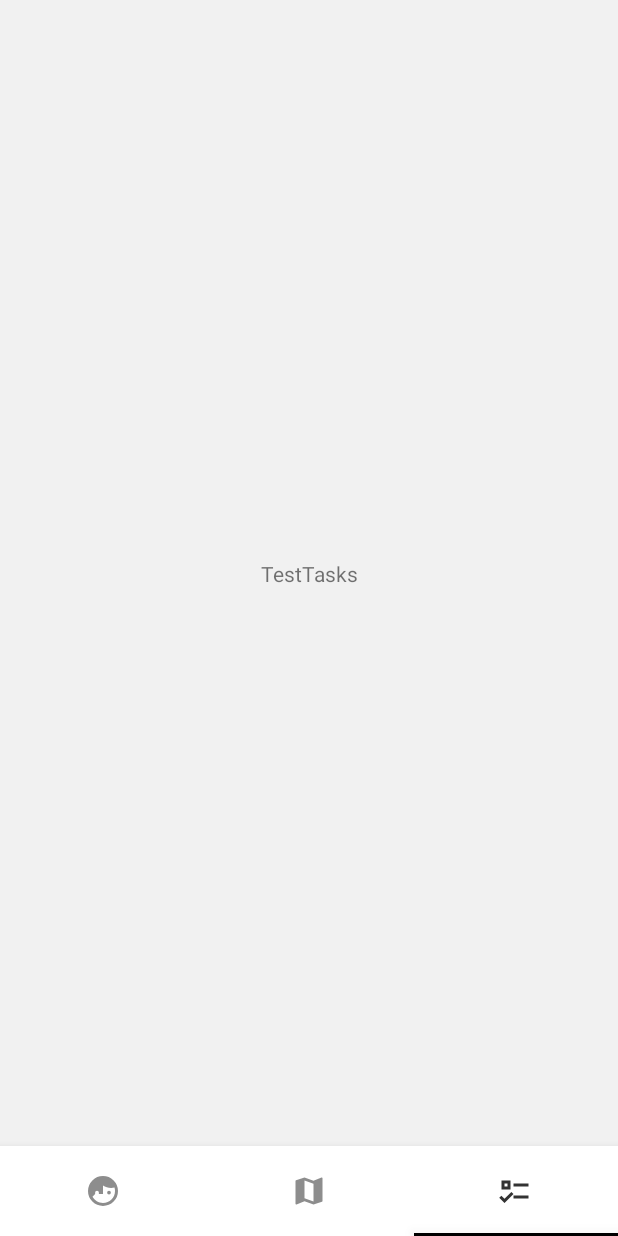
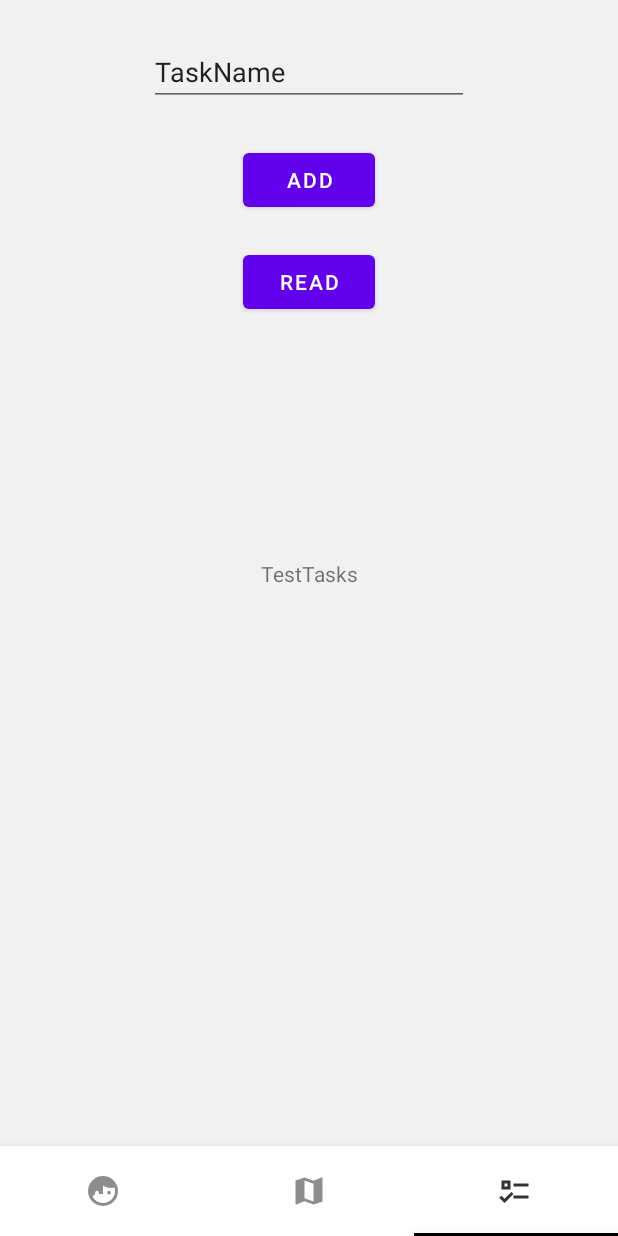
Before and after one commit to grigorevmp/Real_Life_RPG, an Android app: the screen it shows after launch (MainActivity), item 3 of the bottom bar chosen, on a phone screen of 412 x 824 dp. Run offline under Robolectric (Android 15) with nearby library versions, the phone set to English and light mode, and no system bars.

Commit message:
add: task database

```diff
--- a/app/build.gradle
+++ b/app/build.gradle
@@ -40,7 +40,7 @@ dependencies {
     implementation 'androidx.constraintlayout:constraintlayout:2.0.4'
     implementation 'androidx.navigation:navigation-fragment-ktx:2.3.5'
     implementation 'androidx.navigation:navigation-ui-ktx:2.3.5'
-    testImplementation 'junit:junit:4.+'
+    testImplementation 'junit:junit:4.13.2'
     androidTestImplementation 'androidx.test.ext:junit:1.1.3'
     androidTestImplementation 'androidx.test.espresso:espresso-core:3.4.0'
 
--- a/app/src/main/AndroidManifest.xml
+++ b/app/src/main/AndroidManifest.xml
@@ -1,7 +1,7 @@
 <?xml version="1.0" encoding="utf-8"?>
 <manifest xmlns:android="http://schemas.android.com/apk/res/android"
     package="com.nonameteam.realliferpg">
-
+    <uses-permission android:name="android.permission.READ_EXTERNAL_STORAGE" />
     <application
         android:allowBackup="true"
         android:icon="@mipmap/ic_launcher"
--- a/app/src/main/java/com/nonameteam/realliferpg/MapFragment.kt
+++ b/app/src/main/java/com/nonameteam/realliferpg/MapFragment.kt
@@ -1,8 +1,6 @@
 package com.nonameteam.realliferpg
 
-import android.R.attr.theme
 import android.app.Activity
-import android.content.Context
 import android.content.Intent
 import android.net.Uri
 import android.os.Build
@@ -13,9 +11,7 @@ import android.view.ViewGroup
 import androidx.fragment.app.Fragment
 import org.oscim.android.MapView
 import org.oscim.backend.CanvasAdapter
-import org.oscim.core.MapPosition
 import org.oscim.layers.tile.buildings.BuildingLayer
-import org.oscim.layers.tile.vector.VectorTileLayer
 import org.oscim.layers.tile.vector.labeling.LabelLayer
 import org.oscim.renderer.GLViewport
 import org.oscim.scalebar.DefaultMapScaleBar
@@ -41,7 +37,7 @@ class MapFragment(): Fragment() {
 
         // Open map
         val intent =
-            Intent(if (Build.VERSION.SDK_INT >= Build.VERSION_CODES.KITKAT) Intent.ACTION_OPEN_DOCUMENT else Intent.ACTION_GET_CONTENT)
+            Intent(Intent.ACTION_OPEN_DOCUMENT)
         intent.addCategory(Intent.CATEGORY_OPENABLE)
         intent.type = "*/*"
         startActivityForResult(intent, SELECT_MAP_FILE)
--- a/app/src/main/java/com/nonameteam/realliferpg/TasksFragment.kt
+++ b/app/src/main/java/com/nonameteam/realliferpg/TasksFragment.kt
@@ -1,17 +1,67 @@
 package com.nonameteam.realliferpg
 
+import android.content.ContentValues
+import android.database.Cursor
+import android.database.sqlite.SQLiteDatabase
 import android.os.Bundle
 import android.view.LayoutInflater
 import android.view.View
 import android.view.ViewGroup
+import android.widget.Button
+import android.widget.EditText
+import android.widget.TextView
 import androidx.fragment.app.Fragment
+import com.nonameteam.realliferpg.helpers.TaskDbHelper
+
 
 class TasksFragment: Fragment() {
+    private var taskName: EditText? = null
+    private var tasksContent: TextView? = null
+    private lateinit var dbHelper: TaskDbHelper
+
     override fun onCreateView(
         inflater: LayoutInflater,
         container: ViewGroup?,
         savedInstanceState: Bundle?
     ): View? {
-        return inflater.inflate(R.layout.fragment_tasks, container, false)
+        val view =  inflater.inflate(R.layout.fragment_tasks, container, false)
+        taskName = view.findViewById(R.id.taskName)
+        tasksContent = view.findViewById(R.id.tasksContent)
+
+        val add_task_button = view.findViewById<Button>(R.id.add_task_button)
+        val read_task_button = view.findViewById<Button>(R.id.read_task_button)
+
+        add_task_button.setOnClickListener { onClick(add_task_button)}
+        read_task_button.setOnClickListener { onClick(read_task_button)}
+
+        dbHelper = TaskDbHelper(view.context)
+
+        return view
+    }
+
+    private fun onClick(v: View) {
+        val name: String = taskName!!.text.toString()
+        val database: SQLiteDatabase = dbHelper.writableDatabase
+        val contentValues = ContentValues()
+        when (v.id) {
+            R.id.add_task_button -> {
+                contentValues.put(TaskDbHelper.TASK_NAME, name)
+                database.insert(TaskDbHelper.TABLE_NAME, null, contentValues)
+            }
+            R.id.read_task_button -> {
+                val cursor: Cursor =
+                    database.query(TaskDbHelper.TABLE_NAME, null, null, null, null, null, null)
+                if (cursor.moveToFirst()) {
+                    val idIndex: Int = cursor.getColumnIndex(TaskDbHelper.TASK_ID)
+                    val nameIndex: Int = cursor.getColumnIndex(TaskDbHelper.TASK_NAME)
+                    do {
+                        tasksContent!!.text = "${tasksContent!!.text} ${cursor.getString(nameIndex)}"
+                    } while (cursor.moveToNext())
+                } else tasksContent!!.text = "0 rows"
+                cursor.close()
+            }
+            /*R.id.btnClear -> database.delete(DBHelper.TABLE_CONTACTS, null, null)*/
+        }
+        dbHelper.close()
     }
 }
--- /dev/null
+++ b/app/src/main/java/com/nonameteam/realliferpg/helpers/TasksDbHelper.kt
@@ -0,0 +1,66 @@
+package com.nonameteam.realliferpg.helpers
+
+import android.content.ContentValues
+import android.content.Context
+import android.database.Cursor
+import android.database.sqlite.SQLiteDatabase
+import android.database.sqlite.SQLiteOpenHelper
+
+class TaskDbHelper(context: Context) :
+    SQLiteOpenHelper(context, DATABASE_NAME,
+        null, DATABASE_VERSION) {
+
+    companion object {
+        private const val DATABASE_VERSION = 1
+        private val DATABASE_NAME = "realliferpg_tasks.db"
+        const val TABLE_NAME = "task_table"
+        // Parameters
+        const val TASK_ID = "task_id"
+        const val TASK_NAME = "task_name"
+        const val DESCRIPTION = "description"
+        const val PRIORITY = "priority"
+        const val DATE = "date"
+        const val NOTIFY = "notify"
+        const val REPEAT_TIME = "repeat_time"
+        const val REPEAT_COUNT = "repeat_count"
+        const val PROJECT = "project"
+        const val SKILL = "skill"
+    }
+
+    override fun onCreate(db: SQLiteDatabase) {
+        val CREATE_PRODUCTS_TABLE = ("CREATE TABLE " +
+                TABLE_NAME + "(" +
+                TASK_ID + " INTEGER PRIMARY KEY AUTOINCREMENT," +
+                TASK_NAME + " TEXT UNIQUE NOT NULL," +
+                DESCRIPTION + " TEXT," +
+                PRIORITY + " TEXT," +
+                DATE + " TEXT," +
+                NOTIFY + " TEXT," +
+                REPEAT_TIME + " TEXT," +
+                REPEAT_COUNT + " TEXT," +
+                PROJECT + " TEXT," +
+                SKILL + " TEXT" +
+                ")")
+        db.execSQL(CREATE_PRODUCTS_TABLE)
+    }
+    override fun onUpgrade(db: SQLiteDatabase, oldVersion: Int, newVersion: Int) {
+        with(db) {
+            execSQL("DROP TABLE IF EXISTS $TABLE_NAME")
+            onCreate(this)
+        }
+    }
+
+    fun addTask(taskName: String) {
+        val values = ContentValues()
+        values.put(TABLE_NAME, taskName)
+        val db = this.writableDatabase
+        db.insert(TABLE_NAME, null, values)
+        db.close()
+    }
+
+    fun getAllName(): Cursor? {
+        val db = this.readableDatabase
+        return db.rawQuery("SELECT * FROM $TABLE_NAME", null)
+    }
+
+}
--- a/app/src/main/res/layout/fragment_tasks.xml
+++ b/app/src/main/res/layout/fragment_tasks.xml
@@ -6,7 +6,7 @@
     android:layout_height="match_parent">
 
     <TextView
-        android:id="@+id/textView"
+        android:id="@+id/tasksContent"
         android:layout_width="wrap_content"
         android:layout_height="wrap_content"
         android:text="TestTasks"
@@ -14,4 +14,36 @@
         app:layout_constraintEnd_toEndOf="parent"
         app:layout_constraintStart_toStartOf="parent"
         app:layout_constraintTop_toTopOf="parent" />
+
+    <EditText
+        android:id="@+id/taskName"
+        android:layout_width="wrap_content"
+        android:layout_height="wrap_content"
+        android:layout_marginTop="25dp"
+        android:ems="10"
+        android:inputType="textPersonName"
+        android:text="TaskName"
+        app:layout_constraintEnd_toEndOf="parent"
+        app:layout_constraintStart_toStartOf="parent"
+        app:layout_constraintTop_toTopOf="parent" />
+
+    <Button
+        android:id="@+id/add_task_button"
+        android:layout_width="wrap_content"
+        android:layout_height="wrap_content"
+        android:layout_marginTop="25dp"
+        android:text="Add"
+        app:layout_constraintEnd_toEndOf="parent"
+        app:layout_constraintStart_toStartOf="parent"
+        app:layout_constraintTop_toBottomOf="@+id/taskName" />
+
+    <Button
+        android:id="@+id/read_task_button"
+        android:layout_width="wrap_content"
+        android:layout_height="wrap_content"
+        android:layout_marginTop="20dp"
+        android:text="Read"
+        app:layout_constraintEnd_toEndOf="parent"
+        app:layout_constraintStart_toStartOf="parent"
+        app:layout_constraintTop_toBottomOf="@+id/add_task_button" />
 </androidx.constraintlayout.widget.ConstraintLayout>
--- a/build.gradle
+++ b/build.gradle
@@ -18,7 +18,7 @@ allprojects {
     repositories {
         google()
         mavenCentral()
-        jcenter() // Warning: this repository is going to shut down soon
+         // Warning: this repository is going to shut down soon
     }
 }
 
```
